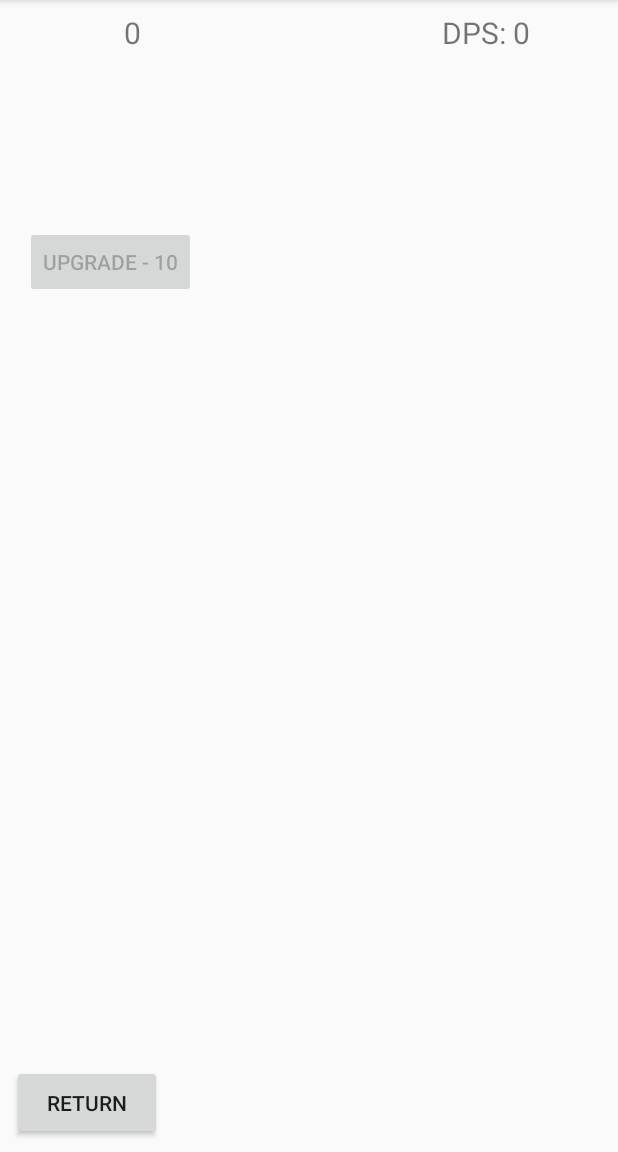
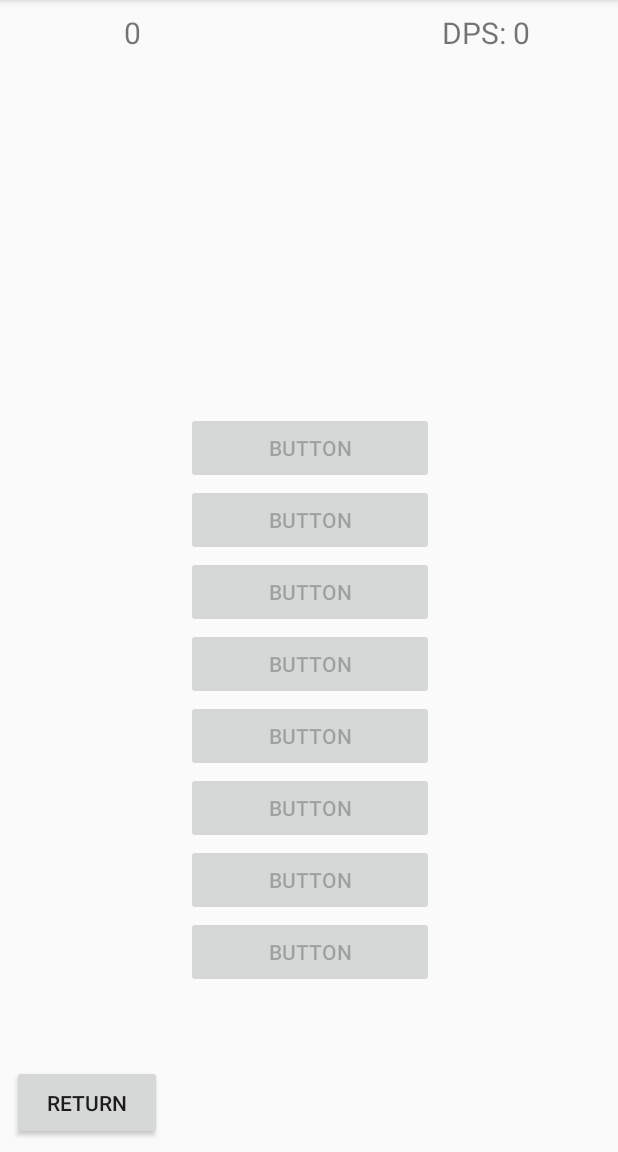
Before and after one commit to Peetie2000/AS_HelloWorld, an Android app: the Activity2 screen opened directly, with no data from a screen before it, on a phone screen of 412 x 824 dp, the part 84-1236 px from its top. Run offline under Robolectric (Android 15) with nearby library versions, the phone set to English and light mode, and no system bars.

```diff
--- a/app/src/main/AndroidManifest.xml
+++ b/app/src/main/AndroidManifest.xml
@@ -17,7 +17,7 @@
             </intent-filter>
         </activity>
         <activity android:name=".MenuActivity" />
-        <activity android:name=".Activity2"></activity>
+        <activity android:name=".Activity2" />
     </application>
 
 </manifest>
--- a/app/src/main/java/com/example/patrick/helloworld/Activity2.java
+++ b/app/src/main/java/com/example/patrick/helloworld/Activity2.java
@@ -12,10 +12,11 @@ import static com.example.patrick.helloworld.R.id.returnButton;
 
 public class Activity2 extends AppCompatActivity {
 
-    Button b_returnButton, b_buyButton;
+    Button b_returnButton, b_buyButton1, b_buyButton2, b_buyButton3, b_buyButton4, b_buyButton5, b_buyButton6, b_buyButton7, b_buyButton8;
     TextView tv_textBalance, tv_textDPS;
     int clickCounter;
     int clickValue;
+    boolean balancecheck;
     String test;
 
     @Override
@@ -23,10 +24,6 @@ public class Activity2 extends AppCompatActivity {
         super.onCreate(savedInstanceState);
         setContentView(R.layout.activity_2);
 
-        b_returnButton = (Button) findViewById(returnButton);
-        b_buyButton = (Button) findViewById(R.id.buyButton);
-        tv_textBalance = (TextView) findViewById(R.id.textBalance);
-        tv_textDPS = (TextView) findViewById(R.id.textDPS);
         Bundle extras = getIntent().getExtras();
         if (extras != null) {
             Intent intent = getIntent();
@@ -36,27 +33,78 @@ public class Activity2 extends AppCompatActivity {
             clickValue = Integer.parseInt(clickValueText);
         }
 
+        b_returnButton = (Button) findViewById(returnButton);
+        tv_textBalance = (TextView) findViewById(R.id.textBalance);
+        tv_textDPS = (TextView) findViewById(R.id.textDPS);
+
+        b_buyButton1 = (Button) findViewById(R.id.buyButton1);
+        b_buyButton2 = (Button) findViewById(R.id.buyButton2);
+        b_buyButton3 = (Button) findViewById(R.id.buyButton3);
+        b_buyButton4 = (Button) findViewById(R.id.buyButton4);
+        b_buyButton5 = (Button) findViewById(R.id.buyButton5);
+        b_buyButton6 = (Button) findViewById(R.id.buyButton6);
+        b_buyButton7 = (Button) findViewById(R.id.buyButton7);
+        b_buyButton8 = (Button) findViewById(R.id.buyButton8);
+
+        b_buyButton1.setEnabled(false);
+        b_buyButton2.setEnabled(false);
+        b_buyButton3.setEnabled(false);
+        b_buyButton4.setEnabled(false);
+        b_buyButton5.setEnabled(false);
+        b_buyButton6.setEnabled(false);
+        b_buyButton7.setEnabled(false);
+        b_buyButton8.setEnabled(false);
 
         tv_textBalance.setText("" + clickCounter + "");
         tv_textDPS.setText("DPS: " + clickValue + "");
 
-        b_buyButton.setEnabled(false);
+
     if (clickCounter >=10) {
-        b_buyButton.setEnabled(true);
-        b_buyButton.setOnClickListener(new View.OnClickListener() {
+        b_buyButton1.setEnabled(true);
+        b_buyButton1.setOnClickListener(new View.OnClickListener() {
             @Override
             public void onClick(View v) {
-
                 clickValue = clickValue + 2;
                 clickCounter = clickCounter - 10;
-
-                b_buyButton.setText("Max upgrade");
-                b_buyButton.setEnabled(false);
+                b_buyButton1.setVisibility(View.GONE);
+                b_buyButton1.setEnabled(false);
                 tv_textBalance.setText("" + clickCounter + "");
                 tv_textDPS.setText("DPS: " + clickValue + "");
             }
         });
     }
+
+        if (clickCounter >=20) {
+            b_buyButton2.setEnabled(true);
+            b_buyButton2.setOnClickListener(new View.OnClickListener() {
+                @Override
+                public void onClick(View v) {
+                    clickValue = clickValue + 3;
+                    clickCounter = clickCounter - 20;
+                    b_buyButton2.setVisibility(View.GONE);
+                    b_buyButton2.setEnabled(false);
+                    tv_textBalance.setText("" + clickCounter + "");
+                    tv_textDPS.setText("DPS: " + clickValue + "");
+                }
+            });
+        }
+
+        if (clickCounter >=30) {
+            b_buyButton3.setEnabled(true);
+            b_buyButton3.setOnClickListener(new View.OnClickListener() {
+                @Override
+                public void onClick(View v) {
+                    clickValue = clickValue + 2;
+                    clickCounter = clickCounter - 10;
+                    b_buyButton3.setVisibility(View.GONE);
+                    b_buyButton3.setEnabled(false);
+                    tv_textBalance.setText("" + clickCounter + "");
+                    tv_textDPS.setText("DPS: " + clickValue + "");
+                }
+            });
+        }
+
+
         b_returnButton.setOnClickListener(new View.OnClickListener(){
             @Override
             public void onClick(View v) {
--- a/app/src/main/res/layout/activity_2.xml
+++ b/app/src/main/res/layout/activity_2.xml
@@ -22,26 +22,11 @@
         app:layout_constraintTop_toTopOf="parent"
         app:layout_constraintVertical_bias="1.0" />
 
-    <Button
-        android:id="@+id/buyButton"
-        android:layout_width="wrap_content"
-        android:layout_height="wrap_content"
-        android:layout_marginBottom="8dp"
-        android:layout_marginEnd="8dp"
-        android:layout_marginStart="8dp"
-        android:layout_marginTop="8dp"
-        android:text="Upgrade - 10"
-        app:layout_constraintBottom_toBottomOf="parent"
-        app:layout_constraintEnd_toEndOf="parent"
-        app:layout_constraintHorizontal_bias="0.031"
-        app:layout_constraintStart_toStartOf="parent"
-        app:layout_constraintTop_toTopOf="parent"
-        app:layout_constraintVertical_bias="0.203" />
 
     <TextView
         android:id="@+id/textBalance"
         android:layout_width="160dp"
-        android:layout_height="60dp"
+        android:layout_height="39dp"
         android:layout_marginBottom="8dp"
         android:layout_marginEnd="8dp"
         android:layout_marginStart="8dp"
@@ -59,7 +44,7 @@
     <TextView
         android:id="@+id/textDPS"
         android:layout_width="160dp"
-        android:layout_height="60dp"
+        android:layout_height="39dp"
         android:layout_marginBottom="8dp"
         android:layout_marginEnd="8dp"
         android:layout_marginStart="8dp"
@@ -74,4 +59,69 @@
         app:layout_constraintTop_toTopOf="parent"
         app:layout_constraintVertical_bias="0.0" />
 
+    <LinearLayout
+        android:layout_width="165dp"
+        android:layout_height="440dp"
+        android:layout_marginBottom="8dp"
+        android:layout_marginEnd="8dp"
+        android:layout_marginStart="8dp"
+        android:layout_marginTop="8dp"
+        android:orientation="vertical"
+        app:layout_constraintBottom_toBottomOf="parent"
+        app:layout_constraintEnd_toEndOf="parent"
+        app:layout_constraintHorizontal_bias="0.502"
+        app:layout_constraintStart_toStartOf="parent"
+        app:layout_constraintTop_toTopOf="parent"
+        app:layout_constraintVertical_bias="0.854">
+
+        <Button
+            android:id="@+id/buyButton1"
+            android:layout_width="match_parent"
+            android:layout_height="wrap_content"
+            android:text="Button" />
+
+        <Button
+            android:id="@+id/buyButton2"
+            android:layout_width="match_parent"
+            android:layout_height="wrap_content"
+            android:text="Button" />
+
+        <Button
+            android:id="@+id/buyButton3"
+            android:layout_width="match_parent"
+            android:layout_height="wrap_content"
+            android:text="Button" />
+
+        <Button
+            android:id="@+id/buyButton4"
+            android:layout_width="match_parent"
+            android:layout_height="wrap_content"
+            android:text="Button" />
+
+        <Button
+            android:id="@+id/buyButton5"
+            android:layout_width="match_parent"
+            android:layout_height="wrap_content"
+            android:text="Button" />
+
+        <Button
+            android:id="@+id/buyButton6"
+            android:layout_width="match_parent"
+            android:layout_height="wrap_content"
+            android:text="Button" />
+
+        <Button
+            android:id="@+id/buyButton7"
+            android:layout_width="match_parent"
+            android:layout_height="wrap_content"
+            android:text="Button" />
+
+        <Button
+            android:id="@+id/buyButton8"
+            android:layout_width="match_parent"
+            android:layout_height="wrap_content"
+            android:text="Button" />
+    </LinearLayout>
+
+
 </android.support.constraint.ConstraintLayout>
```
Also changed, not shown: app/src/main/java/com/example/patrick/helloworld/MainActivity.java (+1 -21 lines).
